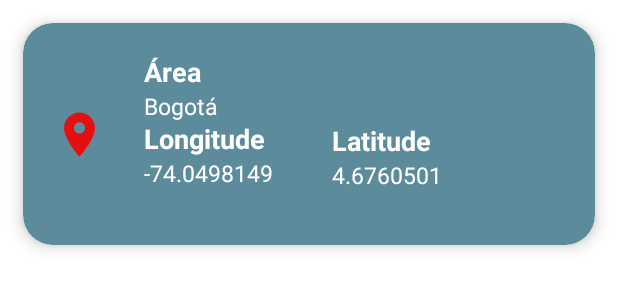
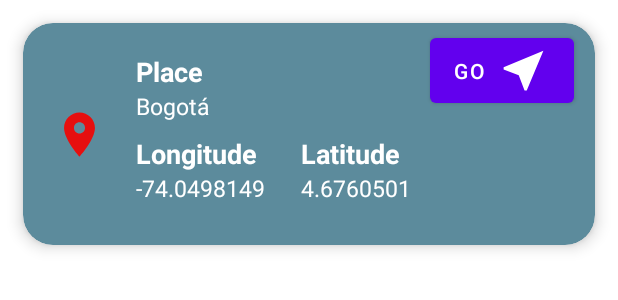
Before and after one commit to Oved/MyMaps, an Android app: the layout card_view_fav_locations.xml on its own in the app's theme, with its tools: preview values and no code run, on a phone screen of 412 x 824 dp. Shown: the top 300 px of the screen. Run offline under Robolectric (Android 15) with nearby library versions, the phone set to English and light mode, and no system bars; network calls fail.

Commit message:
Implementación - Se agrega botón para redireccionar a ubicación seleccionada.
* Se agrega botón que hace un startResult al mapa para llevar a la ubicación seleccionada.
* Se implementa el click en el recyclerview.
* Se modifican paquetes.

```diff
--- a/app/build.gradle
+++ b/app/build.gradle
@@ -60,12 +60,6 @@
     implementation 'androidx.lifecycle:lifecycle-runtime-ktx:2.5.1'
     implementation("org.jetbrains.kotlinx:kotlinx-coroutines-android:1.6.4")
 
-    //Mapbox
-//    implementation 'com.mapbox.maps:android:10.11.0'
-//    implementation 'com.mapbox.mapboxsdk:mapbox-android-sdk:9.7.0'
-//    implementation 'com.mapbox.mapboxsdk:mapbox-sdk-geojson:6.9.0'
-//    implementation 'com.mapbox.mapboxsdk:mapbox-sdk-services:5.8.0'
-//    implementation 'com.mapbox.mapboxsdk:mapbox-android-core:3.1.0'
     testImplementation 'junit:junit:4.13.2'
     androidTestImplementation 'androidx.test.ext:junit:1.1.5'
     androidTestImplementation 'androidx.test.espresso:espresso-core:3.5.1'
--- a/app/src/main/java/com/example/mymaps/interfaces/iApiService.kt
+++ b/app/src/main/java/com/example/mymaps/interfaces/iApiService.kt
@@ -1,6 +1,6 @@
 package com.example.mymaps.interfaces
 
-import com.example.mymaps.model.data.FeatureCollection
+import com.example.mymaps.model.data.dbsqlite.typedata.FeatureCollection
 import retrofit2.Call
 import retrofit2.http.GET
 
--- a/app/src/main/java/com/example/mymaps/interfaces/iPresenter.kt
+++ b/app/src/main/java/com/example/mymaps/interfaces/iPresenter.kt
@@ -1,6 +1,6 @@
 package com.example.mymaps.interfaces
 
-import com.example.mymaps.model.data.Map
+import com.example.mymaps.model.data.dbsqlite.typedata.Map
 
 interface iPresenter {
 
--- a/app/src/main/java/com/example/mymaps/interfaces/iView.kt
+++ b/app/src/main/java/com/example/mymaps/interfaces/iView.kt
@@ -1,6 +1,6 @@
 package com.example.mymaps.interfaces
 
-import com.example.mymaps.model.data.Map
+import com.example.mymaps.model.data.dbsqlite.typedata.Map
 
 interface iView {
 
--- a/app/src/main/java/com/example/mymaps/model/GetDataModel.kt
+++ b/app/src/main/java/com/example/mymaps/model/GetDataModel.kt
@@ -3,8 +3,8 @@
 import com.example.mymaps.interfaces.iApiService
 import com.example.mymaps.interfaces.iModel
 import com.example.mymaps.interfaces.iPresenter
-import com.example.mymaps.model.data.Feature
-import com.example.mymaps.model.data.Map
+import com.example.mymaps.model.data.dbsqlite.typedata.Feature
+import com.example.mymaps.model.data.dbsqlite.typedata.Map
 import kotlinx.coroutines.GlobalScope
 import kotlinx.coroutines.launch
 import okhttp3.OkHttpClient
--- a/app/src/main/java/com/example/mymaps/model/data/Feature.kt
+++ b/app/src/main/java/com/example/mymaps/model/data/dbsqlite/typedata/Feature.kt
@@ -1,4 +1,4 @@
-package com.example.mymaps.model.data
+package com.example.mymaps.model.data.dbsqlite.typedata
 
 class Feature(
     var properties: Map,
--- a/app/src/main/java/com/example/mymaps/model/data/FeatureCollection.kt
+++ b/app/src/main/java/com/example/mymaps/model/data/dbsqlite/typedata/FeatureCollection.kt
@@ -1,4 +1,4 @@
-package com.example.mymaps.model.data
+package com.example.mymaps.model.data.dbsqlite.typedata
 
 data class FeatureCollection(
     var features: List<Feature>
--- a/app/src/main/java/com/example/mymaps/model/data/Geometry.kt
+++ b/app/src/main/java/com/example/mymaps/model/data/dbsqlite/typedata/Geometry.kt
@@ -1,4 +1,4 @@
-package com.example.mymaps.model.data
+package com.example.mymaps.model.data.dbsqlite.typedata
 
 data class Geometry(
     var type : String,
--- a/app/src/main/java/com/example/mymaps/model/data/Map.kt
+++ b/app/src/main/java/com/example/mymaps/model/data/dbsqlite/typedata/Map.kt
@@ -1,4 +1,4 @@
-package com.example.mymaps.model.data
+package com.example.mymaps.model.data.dbsqlite.typedata
 
 data class Map(
     var scalerank: Int,
--- a/app/src/main/java/com/example/mymaps/presenter/PresenterDataImpl.kt
+++ b/app/src/main/java/com/example/mymaps/presenter/PresenterDataImpl.kt
@@ -4,7 +4,7 @@
 import com.example.mymaps.interfaces.iPresenter
 import com.example.mymaps.interfaces.iView
 import com.example.mymaps.model.GetDataModel
-import com.example.mymaps.model.data.Map
+import com.example.mymaps.model.data.dbsqlite.typedata.Map
 
 class PresenterDataImpl(var view : iView) : iPresenter {
 
--- /dev/null
+++ b/app/src/main/res/drawable/ic_go.xml
@@ -0,0 +1,5 @@
+<vector android:height="35dp" android:tint="#FFFFFF"
+    android:viewportHeight="24" android:viewportWidth="24"
+    android:width="35dp" xmlns:android="http://schemas.android.com/apk/res/android">
+    <path android:fillColor="@android:color/white" android:pathData="M21,3L3,10.53v0.98l6.84,2.65L12.48,21h0.98L21,3z"/>
+</vector>
--- a/app/src/main/res/layout/card_view_fav_locations.xml
+++ b/app/src/main/res/layout/card_view_fav_locations.xml
@@ -10,6 +10,20 @@
     card_view:cardCornerRadius="20dp"
     card_view:cardElevation="6dp"
     card_view:contentPadding="4dp">
+
+    <Button
+        android:id="@+id/button_go"
+        android:layout_width="wrap_content"
+        android:layout_height="wrap_content"
+        android:text="Go"
+        android:bottomRightRadius="10dp"
+        android:bottomLeftRadius="10dp"
+        android:topLeftRadius="10dp"
+        android:topRightRadius="10dp"
+        android:drawableEnd="@drawable/ic_go"
+        android:layout_gravity="end"
+        android:layout_marginStart="25dp"
+        android:layout_marginEnd="10dp"/>
 
     <RelativeLayout
         android:layout_width="match_parent"
@@ -32,9 +46,9 @@
             android:layout_width="100dp"
             android:layout_height="wrap_content"
             android:layout_alignParentTop="true"
-            android:layout_marginStart="25dp"
+            android:layout_marginStart="20dp"
             android:layout_toEndOf="@+id/item_location"
-            android:text="Área"
+            android:text="Place"
             android:textColor="@color/white"
             android:textSize="18sp"
             android:textStyle="bold" />
@@ -44,7 +58,7 @@
             android:layout_width="100dp"
             android:layout_height="wrap_content"
             android:layout_below="@+id/title_location"
-            android:layout_marginStart="25dp"
+            android:layout_marginStart="20dp"
             android:layout_toEndOf="@+id/item_location"
             android:layout_toRightOf="@+id/title_location"
             android:ellipsize="end"
@@ -58,8 +72,8 @@
             android:layout_width="100dp"
             android:layout_height="wrap_content"
             android:layout_alignTop="@+id/tv_location"
-            android:layout_marginStart="25dp"
-            android:layout_marginTop="20dp"
+            android:layout_marginStart="20dp"
+            android:layout_marginTop="30dp"
             android:layout_toEndOf="@+id/item_location"
             android:text="Longitude"
             android:textColor="@color/white"
@@ -71,7 +85,7 @@
             android:layout_width="100dp"
             android:layout_height="wrap_content"
             android:layout_below="@+id/title_longitude"
-            android:layout_marginStart="25dp"
+            android:layout_marginStart="20dp"
             android:layout_toEndOf="@+id/item_location"
             android:layout_toRightOf="@+id/title_location"
             android:ellipsize="end"
@@ -84,10 +98,11 @@
             android:id="@+id/title_latitude"
             android:layout_width="100dp"
             android:layout_height="wrap_content"
-            android:layout_marginStart="25dp"
+            android:layout_alignTop="@+id/tv_location"
+            android:layout_marginTop="30dp"
+            android:layout_marginStart="10dp"
             android:layout_toEndOf="@+id/title_location"
             android:text="Latitude"
-            android:layout_below="@+id/tv_location"
             android:textColor="@color/white"
             android:textSize="18sp"
             android:textStyle="bold" />
@@ -97,7 +112,7 @@
             android:layout_width="150dp"
             android:layout_height="wrap_content"
             android:layout_below="@+id/title_latitude"
-            android:layout_marginStart="25dp"
+            android:layout_marginStart="10dp"
             android:layout_toEndOf="@+id/tv_location"
             android:layout_toRightOf="@+id/title_location"
             android:ellipsize="end"
```
Also changed, not shown: app/src/main/java/com/example/mymaps/model/data/dbsqlite/adminDB/AdminMapsGeoJsonDB.kt (added, +19 -0 lines), app/src/main/java/com/example/mymaps/ui/adapter/FavoriteLocationsAdapter.kt (+7 -1 lines), app/src/main/java/com/example/mymaps/ui/view/FavoriteLocations.kt (+15 -1 lines), app/src/main/java/com/example/mymaps/ui/view/MainView.kt (+16 -10 lines).
